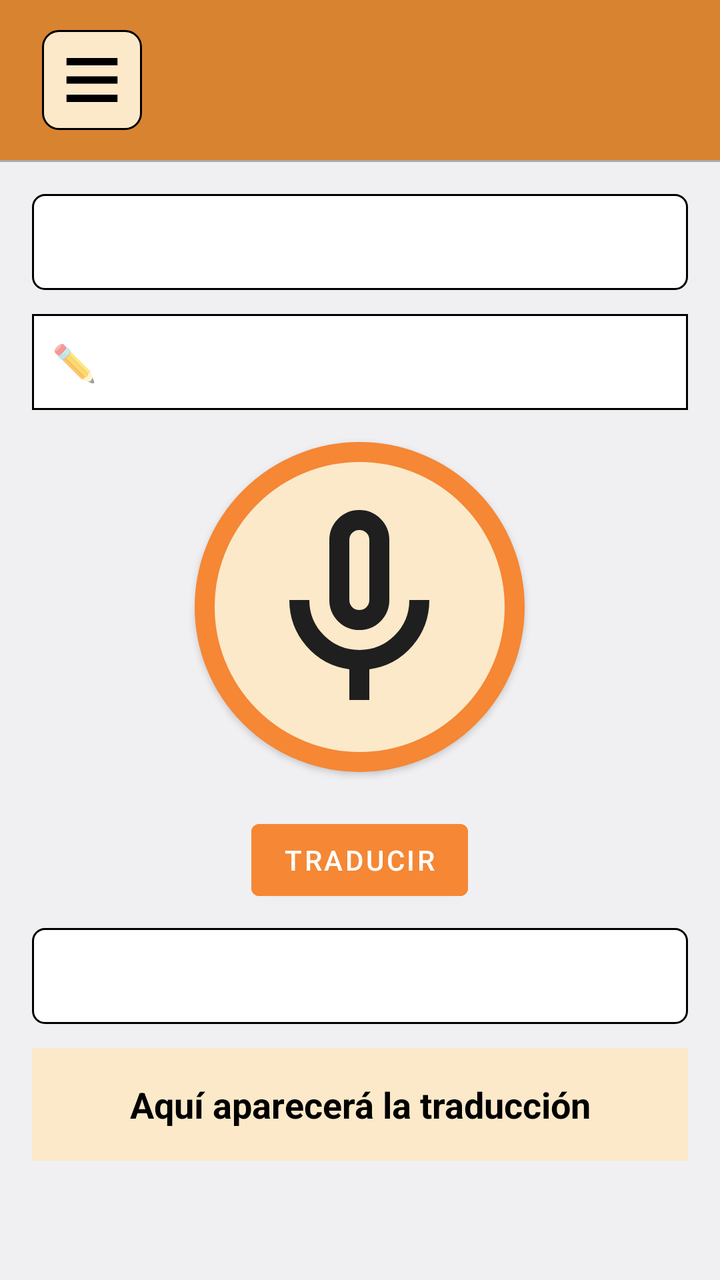
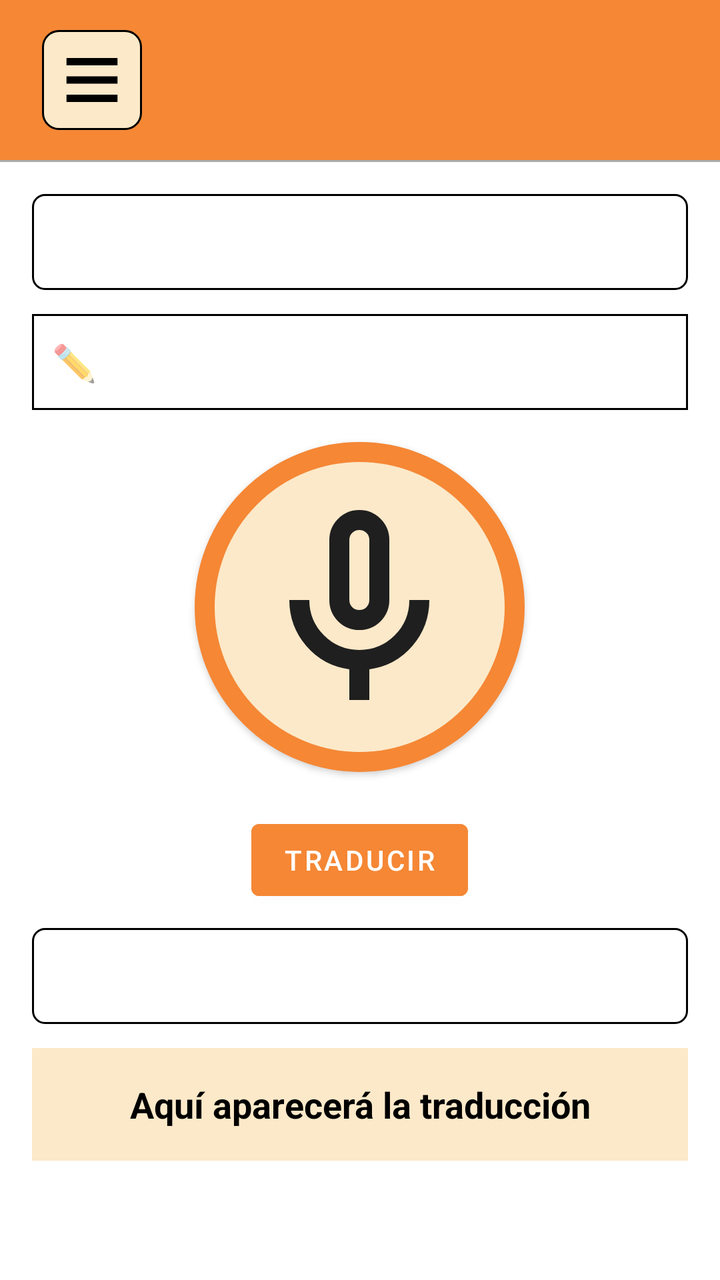

Compare the two renders of this Android layout. The source of the first and the diff that turns it into the second are given below.
<!-- AndroidManifest.xml: application theme Theme.NoBarTop -->
<!-- res/layout/actymain.xml -->
<?xml version="1.0" encoding="utf-8"?>
<androidx.drawerlayout.widget.DrawerLayout
    xmlns:android="http://schemas.android.com/apk/res/android"
    xmlns:app="http://schemas.android.com/apk/res-auto"
    xmlns:tools="http://schemas.android.com/tools"
    android:id="@+id/drawerLayout"
    android:layout_width="match_parent"
    android:layout_height="match_parent">

    
    <LinearLayout
        android:layout_width="match_parent"
        android:layout_height="match_parent"
        android:orientation="vertical">

        
        <LinearLayout
            android:id="@+id/headerLayout"
            android:layout_width="match_parent"
            android:layout_height="80dp"
            android:orientation="horizontal"
            android:background="@color/orange"
            android:paddingEnd="16dp"
            android:paddingStart="16dp"
            android:gravity="center_vertical"
            app:layout_constraintTop_toTopOf="parent"
            app:layout_constraintStart_toStartOf="parent"
            app:layout_constraintEnd_toEndOf="parent">

            <View
                android:layout_width="5dp"
                android:layout_height="match_parent"
                android:layout_weight="0" />

            <ImageButton
                android:id="@+id/iconoSuperiorDerecha"
                android:layout_width="50dp"
                android:layout_height="50dp"
                android:src="@drawable/menu_barra"
                android:contentDescription="Icono menú"
                android:padding="6dp"
                android:background="@drawable/fondeo_redondeado_dos"
                />
        </LinearLayout>
        <View
            android:layout_width="match_parent"
            android:layout_height="1dp"
            android:background="@android:color/darker_gray"
            app:layout_constraintTop_toBottomOf="@id/headerLayout"
            app:layout_constraintStart_toStartOf="parent"
            app:layout_constraintEnd_toEndOf="parent"/>


        
        <LinearLayout
            android:layout_width="match_parent"
            android:layout_height="0dp"
            android:layout_weight="1"
            android:orientation="vertical"
            android:padding="16dp"
            android:background="@color/gray"
            android:gravity="center_horizontal">

            <Spinner
                android:id="@+id/spinnerIdiomaOrigen"
                android:layout_width="match_parent"
                android:layout_height="48dp"
                android:layout_marginBottom="12dp"
                android:background="@drawable/spiner_redondeado"/>

            <EditText
                android:id="@+id/input"
                android:layout_width="match_parent"
                android:layout_height="48dp"
                android:background="@drawable/borde_edittext"
                android:hint="✏️ "
                android:textColor="@android:color/black"/>

            <Button
                android:id="@+id/botonGrabar"
                android:layout_marginTop="16dp"
                android:layout_width="165dp"
                android:layout_height="165dp"
                android:layout_marginBottom="10dp"
                android:padding="18dp"
                android:background="@drawable/fondo_circular"
                android:backgroundTint="@null"
                android:contentDescription="Botón grabar"
                android:drawableTop="@drawable/micro"
                android:gravity="center"
                android:text=""
                app:backgroundTint="@null">


            </Button>



            <Button
                android:id="@+id/boton"
                android:layout_margin="10dp"
                android:layout_width="wrap_content"
                android:layout_height="wrap_content"
                android:text="Traducir"
                android:backgroundTint="@color/vibrante"/>

            <Spinner
                android:id="@+id/spinnerIdiomaDestino"
                android:layout_width="match_parent"
                android:layout_height="48dp"
                android:layout_marginBottom="12dp"
                android:background="@drawable/spiner_redondeado"/>

            <TextView
                android:id="@+id/textoTraduccion"
                android:layout_width="match_parent"
                android:layout_height="wrap_content"
                android:gravity="center"
                android:maxHeight="150dp"
                android:padding="16dp"
                android:text="Aquí aparecerá la traducción"
                android:textColor="@android:color/black"
                android:textSize="18sp"
                android:textStyle="bold"
                android:background="@color/yellow"
                android:textColorHighlight="@color/white">

            </TextView>


        </LinearLayout>
    </LinearLayout>

    
    <LinearLayout
        android:layout_width="280dp"
        android:layout_height="match_parent"
        android:layout_gravity="start"
        android:orientation="vertical"
        android:background="@android:color/white">

        <TextView
            android:layout_width="match_parent"
            android:layout_height="wrap_content"
            android:text="Menú"
            android:textSize="18sp"
            android:padding="16dp"/>

        <Button
            android:id="@+id/btnSaludos"
            android:layout_width="match_parent"
            android:layout_height="wrap_content"
            android:text="Saludos"/>
    </LinearLayout>

</androidx.drawerlayout.widget.DrawerLayout>
<!-- resources referenced by this layout -->
<resources>
  <color name="gray">#F0F0F3</color>
  <color name="orange">#d88330</color>
  <color name="vibrante">#F58735</color>
  <color name="white">#FFFFFFFF</color>
  <color name="yellow">#FCE9C9</color>
  <!-- drawable borde_edittext (drawable) -->
  <?xml version="1.0" encoding="utf-8"?>
  <shape xmlns:android="http://schemas.android.com/apk/res/android"
      android:shape="rectangle">
      <solid android:color="@android:color/white"/>
      <stroke android:width="1dp" android:color="@color/black"/>
      <corners android:radius="0dp"/>
      <padding android:left="10dp" android:top="10dp"
          android:right="10dp" android:bottom="10dp"/>
  </shape>
  <!-- drawable fondeo_redondeado_dos (drawable) -->
  <?xml version="1.0" encoding="utf-8"?>
  <shape xmlns:android="http://schemas.android.com/apk/res/android"
      android:shape="rectangle">
  
      <solid android:color="@color/yellow" />  
  
      <corners android:radius="8dp" />  
  
      <stroke
          android:width="1dp"
          android:color="@color/black" />     
  
  </shape>
  <!-- drawable fondo_circular (drawable) -->
  <?xml version="1.0" encoding="utf-8"?>
  <shape xmlns:android="http://schemas.android.com/apk/res/android"
      android:shape="oval">
  
      <solid android:color="@color/yellow"/>
  
      <stroke
          android:width="10dp"
          android:color="@color/vibrante" />
  
      
  
          
  </shape>
  <!-- drawable menu_barra (drawable) -->
  <vector xmlns:android="http://schemas.android.com/apk/res/android"
      android:width="34dp"
      android:height="44dp"
      android:viewportWidth="960"
      android:viewportHeight="960">
    <path
        android:pathData="M120,720v-80h720v80L120,720ZM120,520v-80h720v80L120,520ZM120,320v-80h720v80L120,320Z"
        android:fillColor="#000000"/>
  </vector>
  <!-- drawable micro (drawable) -->
  <vector xmlns:android="http://schemas.android.com/apk/res/android"
      android:width="120dp"
      android:height="120dp"
      android:viewportWidth="960"
      android:viewportHeight="960">
    <path
        android:pathData="M480,560q-50,0 -85,-35t-35,-85v-240q0,-50 35,-85t85,-35q50,0 85,35t35,85v240q0,50 -35,85t-85,35ZM480,320ZM440,840v-123q-104,-14 -172,-93t-68,-184h80q0,83 58.5,141.5T480,640q83,0 141.5,-58.5T680,440h80q0,105 -68,184t-172,93v123h-80ZM480,480q17,0 28.5,-11.5T520,440v-240q0,-17 -11.5,-28.5T480,160q-17,0 -28.5,11.5T440,200v240q0,17 11.5,28.5T480,480Z"
        android:fillColor="#1f1f1f"/>
  </vector>
  <!-- drawable spiner_redondeado (drawable) -->
  <?xml version="1.0" encoding="utf-8"?>
  <shape xmlns:android="http://schemas.android.com/apk/res/android"
      android:shape="rectangle">
      
      <solid android:color="@android:color/white" />
      
      <stroke
          android:width="1dp"
          android:color="@android:color/black" />
      
      <corners android:radius="6dp"/>
      
      <padding
          android:left="8dp"
          android:top="8dp"
          android:right="8dp"
          android:bottom="8dp" />
  </shape>
  <style name="Theme.NoBarTop" parent="Theme.MaterialComponents.DayNight.NoActionBar">
          
          <item name="colorPrimary">@color/purple_500</item>
          <item name="colorPrimaryVariant">@color/purple_700</item>
          <item name="colorOnPrimary">@color/white</item>
          
          <item name="colorSecondary">@color/teal_200</item>
          <item name="colorSecondaryVariant">@color/teal_700</item>
          <item name="colorOnSecondary">@color/black</item>
          
          <item name="android:statusBarColor">@color/white</item>
          
      </style>
  <color name="black">#FF000000</color>
  <color name="purple_500">#FF6200EE</color>
  <color name="purple_700">#FF3700B3</color>
  <color name="teal_200">#FF03DAC5</color>
  <color name="teal_700">#FF018786</color>
</resources>

<!-- the commit's change to res/layout/actymain.xml (unified diff, before → after) -->
@@ -19,7 +19,7 @@
             android:layout_width="match_parent"
             android:layout_height="80dp"
             android:orientation="horizontal"
-            android:background="@color/orange"
+            android:background="@color/vibrante"
             android:paddingEnd="16dp"
             android:paddingStart="16dp"
             android:gravity="center_vertical"
@@ -58,7 +58,7 @@
             android:layout_weight="1"
             android:orientation="vertical"
             android:padding="16dp"
-            android:background="@color/gray"
+            android:background="@color/white"
             android:gravity="center_horizontal">
 
             <Spinner
<!-- resource entries referenced after the edit -->
@@ -1,7 +1,5 @@
 <!-- resources referenced by this layout -->
 <resources>
-  <color name="gray">#F0F0F3</color>
-  <color name="orange">#d88330</color>
   <color name="vibrante">#F58735</color>
   <color name="white">#FFFFFFFF</color>
   <color name="yellow">#FCE9C9</color>
